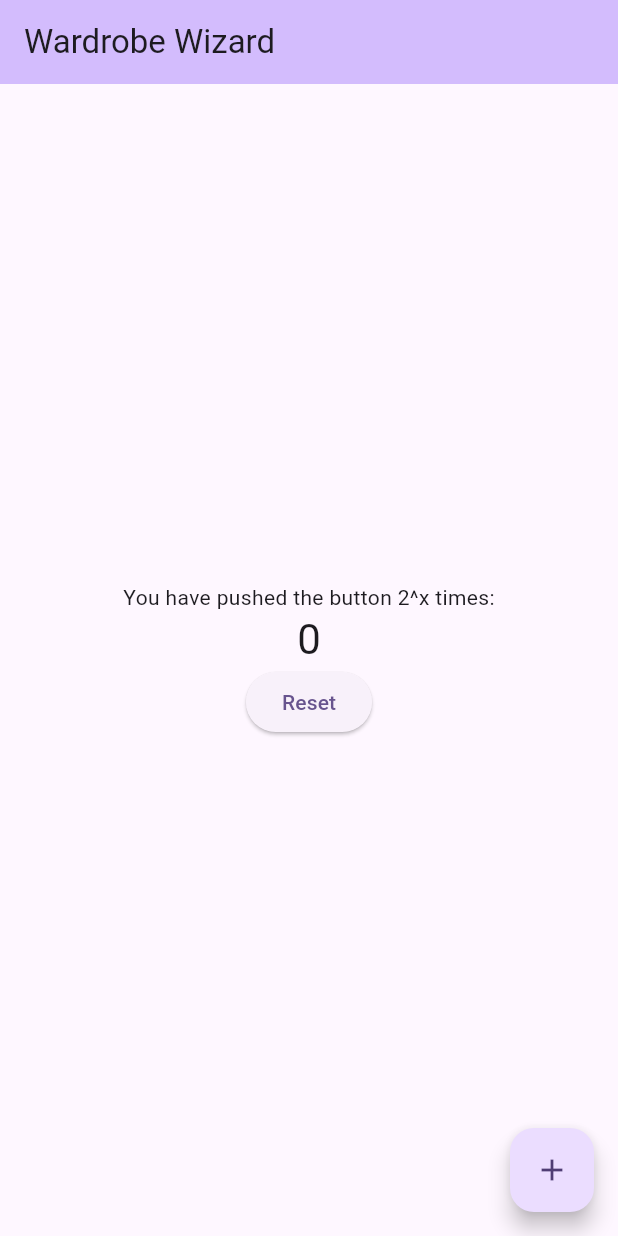
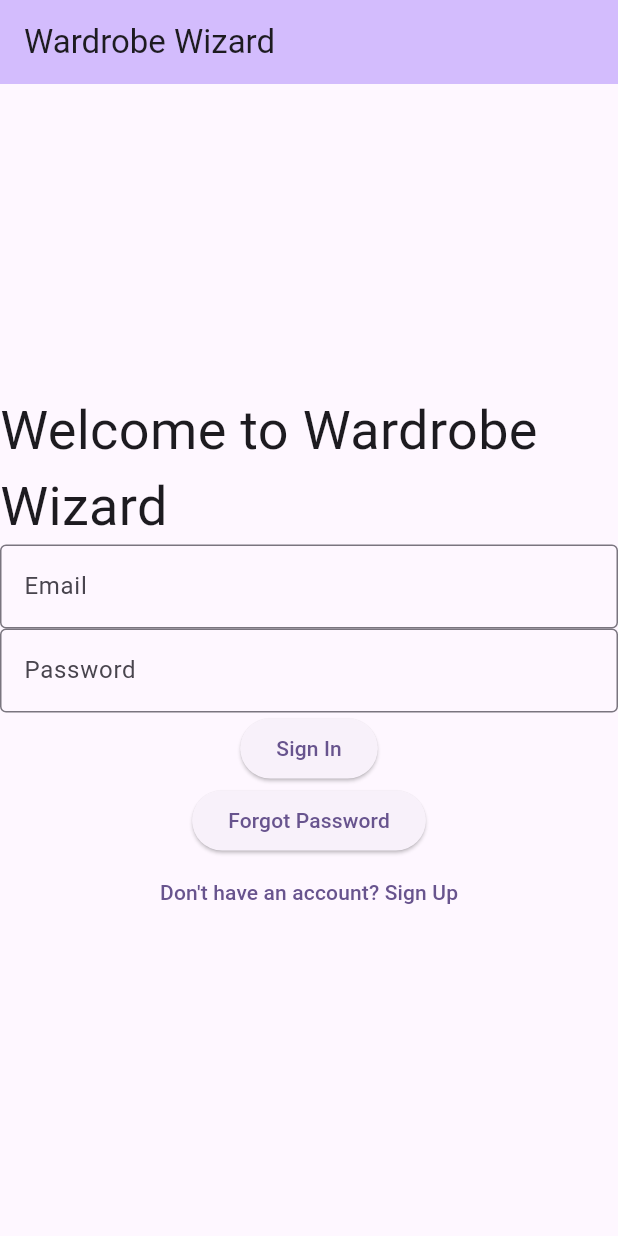
Before and after one commit to Tofu311/wardrobe-wizards, a Flutter app: the screen it shows after launch, on a phone screen of 412 x 824 dp. Run offline on Flutter 3.47's test engine with Material 3 defaults, Android fonts, the light colour scheme and no system bars.

Commit message:
Basic design for login page

```diff
--- a/mobile/wardrobe_wizard/lib/main.dart
+++ b/mobile/wardrobe_wizard/lib/main.dart
@@ -53,19 +53,6 @@
 }
 
 class _MyHomePageState extends State<MyHomePage> {
-  int _counter = 0;
-
-  void _incrementCounter() {
-    setState(() {
-      // This call to setState tells the Flutter framework that something has
-      // changed in this State, which causes it to rerun the build method below
-      // so that the display can reflect the updated values. If we changed
-      // _counter without calling setState(), then the build method would not be
-      // called again, and so nothing would appear to happen.
-      _counter++;
-    });
-  }
-
   @override
   Widget build(BuildContext context) {
     // This method is rerun every time setState is called, for instance as done
@@ -104,30 +91,38 @@
           mainAxisAlignment: MainAxisAlignment.center,
           children: <Widget>[
             const Text(
-              'You have pushed the button 2^x times:',
+              'Welcome to Wardrobe Wizard',
+              style: TextStyle(fontSize: 36),
             ),
-            Text(
-              '${_counter == 0 ? 0 : pow(2, _counter)}',
-              style: Theme.of(context).textTheme.headlineMedium,
+            const TextField(
+              decoration: InputDecoration(
+                border: OutlineInputBorder(),
+                labelText: 'Email',
+              ),
+            ),
+            const TextField(
+              decoration: InputDecoration(
+                border: OutlineInputBorder(),
+                labelText: 'Password',
+              ),
             ),
             ElevatedButton(
-              onPressed: () {
-                setState(
-                  () {
-                    _counter = 0;
-                  },
-                );
-              },
-              child: const Text('Reset'),
-            )
+              onPressed: () {},
+              child: const Text('Sign In'),
+            ),
+            ElevatedButton(
+              onPressed: () {},
+              child: const Text('Forgot Password'),
+            ),
+            TextButton(
+              onPressed: () {},
+              child: const Text(
+                "Don't have an account? Sign Up",
+              ),
+            ),
           ],
         ),
       ),
-      floatingActionButton: FloatingActionButton(
-        onPressed: _incrementCounter,
-        tooltip: 'Increment',
-        child: const Icon(Icons.add),
-      ), // This trailing comma makes auto-formatting nicer for build methods.
     );
   }
 }
```
